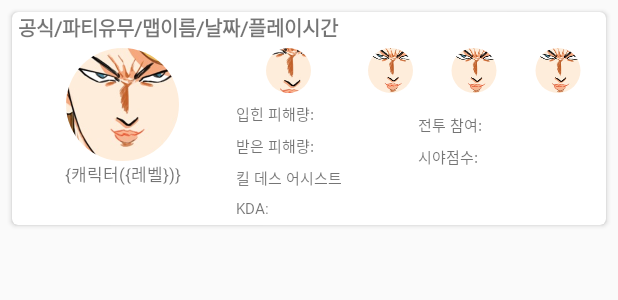
After one commit to saechimdaeki/Cyphers_INFO, an Android app: the layout matching_all_result.xml on its own in the app's theme, with its tools: preview values and no code run, on a phone screen of 412 x 824 dp. The commit adds this screen. Shown: the top 300 px of the screen. Run offline under Robolectric (Android 15) with nearby library versions, the phone set to English and light mode, and no system bars.

Commit message:
feat) ALL RecentMatching Record :star:

```diff
--- /dev/null
+++ b/Cyphers_APP/app/src/main/res/layout/matching_all_result.xml
@@ -0,0 +1,182 @@
+<androidx.cardview.widget.CardView xmlns:android="http://schemas.android.com/apk/res/android"
+    xmlns:app="http://schemas.android.com/apk/res-auto"
+    android:layout_width="match_parent"
+    android:layout_height="wrap_content"
+    android:layout_margin="8dp"
+    android:elevation="2dp"
+    android:background="@drawable/circle"
+    app:cardCornerRadius="4dp">
+    <TextView
+        android:layout_marginLeft="4dp"
+        android:layout_width="match_parent"
+        android:layout_height="wrap_content"
+        android:textSize="13sp"
+        android:textStyle="bold"
+        android:text="공식/파티유무/맵이름/날짜/플레이시간"
+        android:fontFamily="@font/yeonsung"
+        android:id="@+id/matching_default_info"
+        />
+    <LinearLayout
+        android:layout_marginTop="20dp"
+        android:layout_width="match_parent"
+        android:layout_height="wrap_content"
+        android:orientation="horizontal"
+        android:padding="4dp">
+
+        <LinearLayout
+            android:layout_width="0dp"
+            android:layout_height="match_parent"
+            android:orientation="vertical"
+            android:layout_weight="1.7">
+            <de.hdodenhof.circleimageview.CircleImageView
+                android:id="@+id/matching_character_image"
+                android:layout_width="75dp"
+                android:layout_height="75dp"
+                android:layout_gravity="center"
+                android:src="@drawable/bibum2" />
+            <TextView
+                android:layout_width="match_parent"
+                android:layout_height="wrap_content"
+                android:gravity="center"
+                android:fontFamily="@font/cookiebold"
+                android:textSize="11sp"
+                android:text="{캐릭터({레벨})}"
+                android:id="@+id/matching_character_NameAndLevel"
+                />
+
+        </LinearLayout>
+        <LinearLayout
+            android:layout_width="0dp"
+            android:layout_height="match_parent"
+            android:layout_weight="3"
+            android:orientation="vertical"
+            >
+           <LinearLayout
+               android:layout_width="match_parent"
+               android:layout_height="wrap_content"
+               android:orientation="horizontal"
+               >
+               <de.hdodenhof.circleimageview.CircleImageView
+                   android:id="@+id/matching_position_info"
+                   android:layout_width="30dp"
+                   android:layout_height="30dp"
+                   android:layout_gravity="center"
+                   android:layout_weight="2"
+                   android:src="@drawable/bibum2" />
+               <de.hdodenhof.circleimageview.CircleImageView
+                   android:id="@+id/matching_position_info_attribute1"
+                   android:layout_width="30dp"
+                   android:layout_height="30dp"
+                   android:layout_gravity="center"
+                   android:layout_weight="1"
+                   android:src="@drawable/bibum2" />
+               <de.hdodenhof.circleimageview.CircleImageView
+                   android:id="@+id/matching_position_info_attribute2"
+                   android:layout_width="30dp"
+                   android:layout_height="30dp"
+                   android:layout_gravity="center"
+                   android:layout_weight="1"
+
+                   android:src="@drawable/bibum2" />
+               <de.hdodenhof.circleimageview.CircleImageView
+                   android:id="@+id/matching_position_info_attribute3"
+                   android:layout_width="30dp"
+                   android:layout_height="30dp"
+                   android:layout_weight="1"
+
+                   android:layout_gravity="center"
+                   android:src="@drawable/bibum2" />
+
+           </LinearLayout>
+            <LinearLayout
+                android:layout_width="match_parent"
+                android:layout_height="match_parent"
+                android:orientation="horizontal"
+                >
+                <LinearLayout
+                    android:layout_width="0dp"
+                    android:layout_height="match_parent"
+                    android:orientation="vertical"
+                    android:layout_marginLeft="5dp"
+                    android:layout_weight="1"
+                    >
+                    <TextView
+                        android:layout_marginTop="6dp"
+                        android:layout_width="match_parent"
+                        android:layout_height="wrap_content"
+                        android:gravity="left"
+                        android:textSize="10sp"
+                        android:id="@+id/player_deal_point"
+                        android:fontFamily="@font/ssyoung"
+                        android:text="입힌 피해량:"/>
+                    <TextView
+                        android:layout_marginTop="6dp"
+                        android:layout_width="match_parent"
+                        android:layout_height="wrap_content"
+                        android:gravity="left"
+                        android:fontFamily="@font/ssyoung"
+                        android:textSize="10sp"
+                        android:id="@+id/player_damaged_point"
+                        android:text="받은 피해량:"/>
+                    <TextView
+                        android:layout_marginTop="6dp"
+                        android:layout_width="match_parent"
+                        android:layout_height="wrap_content"
+                        android:gravity="left"
+                        android:textSize="10sp"
+                        android:fontFamily="@font/ssyoung"
+                        android:id="@+id/player_killdeathassist"
+                        android:text="킬 데스 어시스트"/>
+                    <TextView
+                        android:layout_marginTop="6dp"
+                        android:layout_width="match_parent"
+                        android:layout_height="wrap_content"
+                        android:textSize="10sp"
+                        android:gravity="left"
+                        android:fontFamily="@font/ssyoung"
+                        android:id="@+id/player_killdeathassistresult"
+                        android:text="KDA:"/>
+                </LinearLayout>
+
+                <LinearLayout
+                    android:layout_width="0dp"
+                    android:layout_height="match_parent"
+                    android:orientation="vertical"
+                    android:layout_gravity="center_vertical"
+                    android:gravity="center_vertical"
+                    android:layout_weight="1">
+                    <TextView
+                        android:layout_width="match_parent"
+                        android:layout_height="wrap_content"
+                        android:gravity="left"
+                        android:textSize="10sp"
+                        android:id="@+id/player_battlepoint"
+                        android:fontFamily="@font/ssyoung"
+                        android:text="전투 참여:"/>
+                    <TextView
+                        android:layout_marginTop="6dp"
+                        android:layout_width="match_parent"
+                        android:layout_height="wrap_content"
+                        android:gravity="left"
+                        android:textSize="10sp"
+                        android:id="@+id/player_sightpoint"
+                        android:fontFamily="@font/ssyoung"
+                        android:text="시야점수:"/>
+                    <TextView
+                        android:layout_marginTop="6dp"
+                        android:layout_width="match_parent"
+                        android:layout_height="wrap_content"
+                        android:gravity="left"
+                        android:textSize="10sp"
+                        android:id="@+id/player_playtime"
+                        />
+
+                </LinearLayout>
+            </LinearLayout>
+        </LinearLayout>
+
+    </LinearLayout>
+
+
+
+</androidx.cardview.widget.CardView>
```
Also changed, not shown: Cyphers_APP/app/src/main/java/nexon/cyphers/app/Adapter/MatchingRecycleAdpater.java (added, +119 -0 lines), Cyphers_APP/app/src/main/java/nexon/cyphers/app/matching_result.java (+50 -14 lines), Cyphers_APP/app/src/main/java/nexon/cyphers/app/model/matchResultRecycleModel.java (added, +141 -0 lines), Cyphers_APP/app/src/main/res/layout/activity_matching_result.xml (+24 -6 lines), Cyphers_APP/app/src/main/res/drawable-v24/longdealer.JPG (added), Cyphers_APP/app/src/main/res/drawable-v24/shortdealer.JPG (added), Cyphers_APP/app/src/main/res/drawable-v24/support.JPG (added), Cyphers_APP/app/src/main/res/drawable-v24/tanker.JPG (added).
